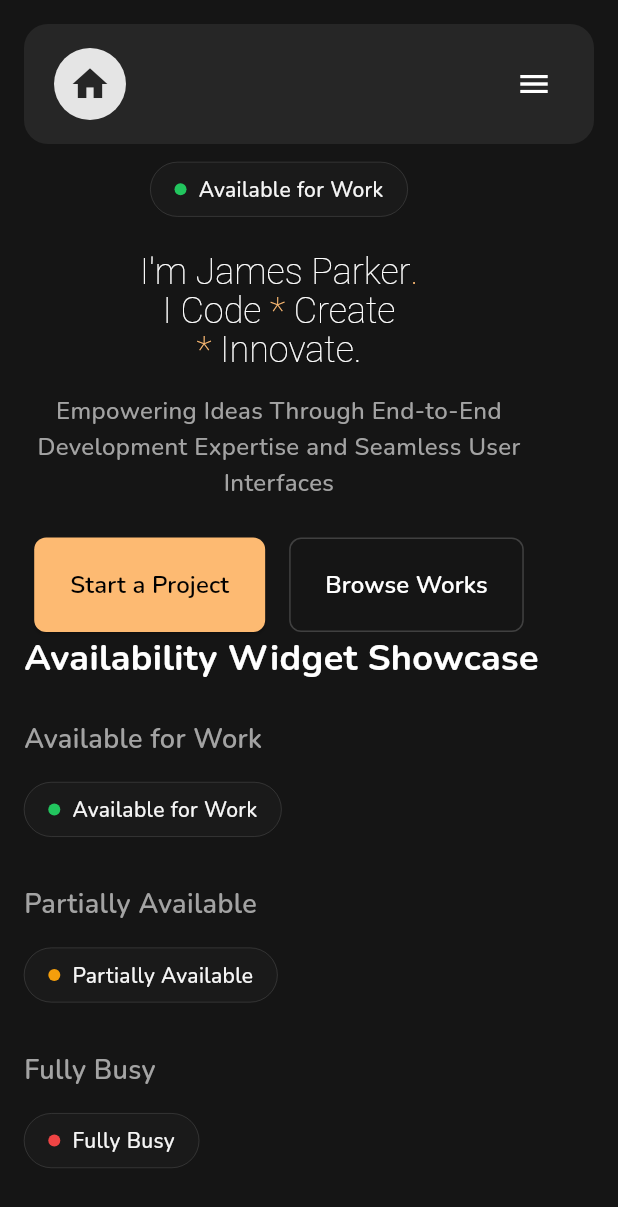
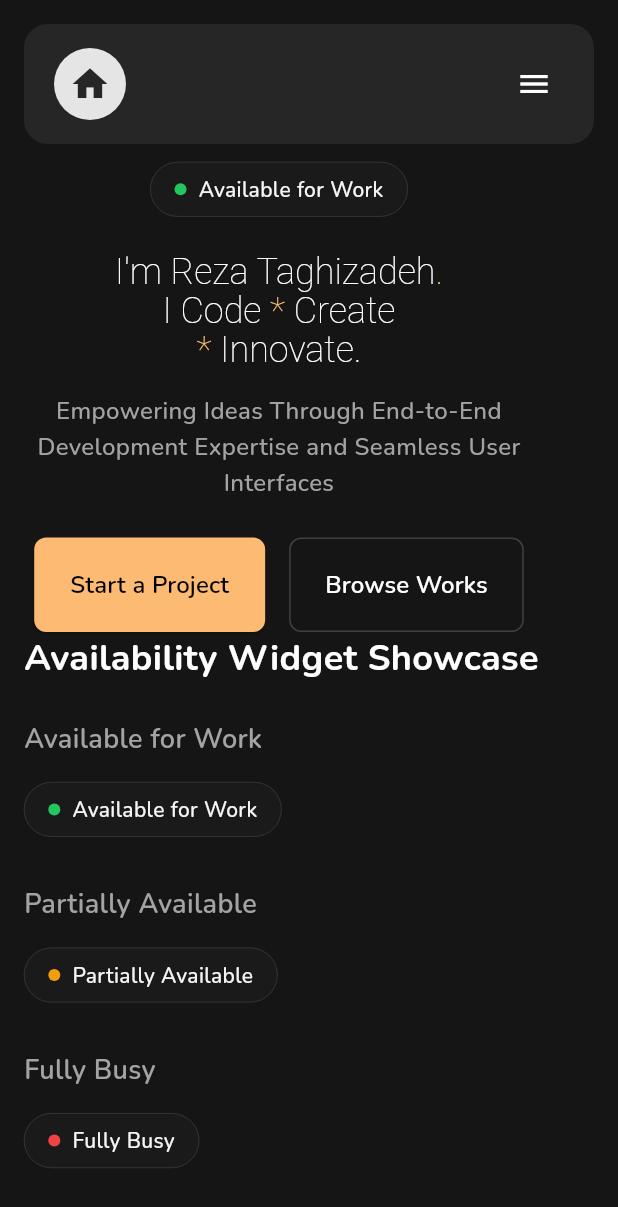
Before and after one commit to alirezat66/portfo, a Flutter app: the screen it shows after launch, on a phone screen of 412 x 824 dp. Shown: the top 1207 px of the screen. Run offline on Flutter 3.47's test engine with Material 3 defaults, Android fonts, the phone set to English and light mode, and no system bars; our stand-ins replace equatable, flutter_bloc, flutter_svg, get_it, go_router, google_fonts and 1 more.

Commit message:
Update profile information text in ProfileInfoHighlight widget to reflect new user name

```diff
--- a/lib/features/home/spotlight/widgets/profile_info_highlight.dart
+++ b/lib/features/home/spotlight/widgets/profile_info_highlight.dart
@@ -32,7 +32,7 @@ class ProfileInfoHighlight extends StatelessWidget {
               height: 1.1,
             ),
             children: [
-              const TextSpan(text: "I'm James Parker"),
+              const TextSpan(text: "I'm Reza Taghizadeh"),
               TextSpan(
                 text: ".\n",
                 style: TextStyle(color: context.surfaceBrandColor),
```
